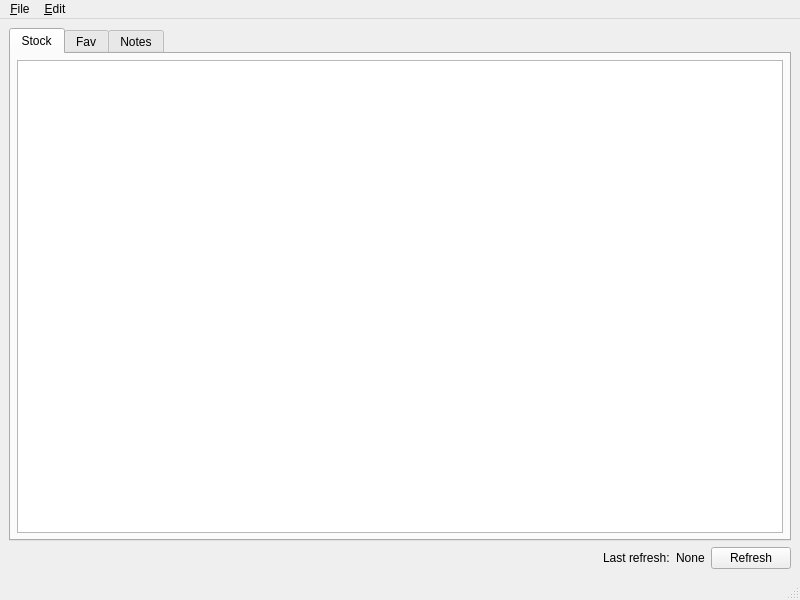
This is src/stockmonitor/ui/mainwindow.ui in anetczuk/stock-monitor as Qt 5 draws it before an edit. The edited form follows.
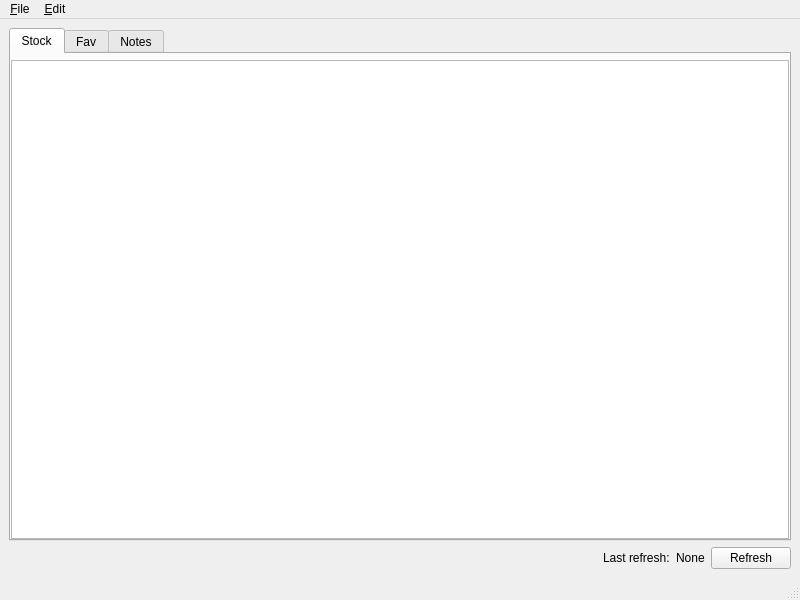
This is the edited form. Custom widgets are drawn as their Qt base class.

```diff
--- a/src/stockmonitor/ui/mainwindow.ui
+++ b/src/stockmonitor/ui/mainwindow.ui
@@ -26,16 +26,16 @@
        </attribute>
        <layout class="QVBoxLayout" name="verticalLayout_2">
         <property name="leftMargin">
-         <number>6</number>
+         <number>0</number>
         </property>
         <property name="topMargin">
          <number>6</number>
         </property>
         <property name="rightMargin">
-         <number>6</number>
+         <number>0</number>
         </property>
         <property name="bottomMargin">
-         <number>6</number>
+         <number>0</number>
         </property>
         <item>
          <widget class="StockFullTable" name="stockFullTable"/>
```
